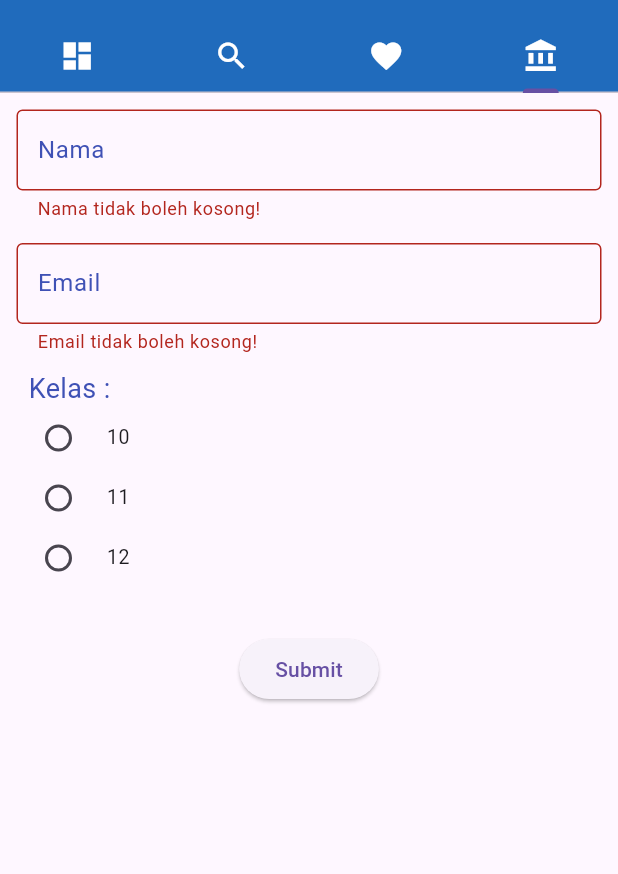
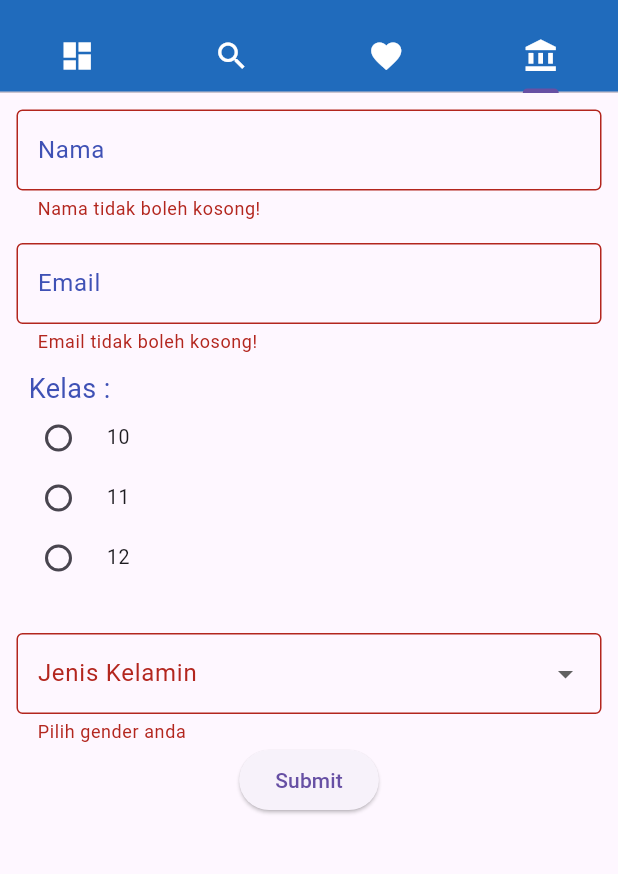
Before and after one commit to aldanziikri/learn_flutter, a Flutter app: the screen it shows after launch, tab 4 chosen, after a tap on "Submit", on a phone screen of 412 x 824 dp, the part 63-937 px from its top. Run offline on Flutter 3.47's test engine with Material 3 defaults, Android fonts, the phone set to English and light mode, and no system bars; network calls fail.

Commit message:
menambahkan menu dropdown untuk pilih gender di form

```diff
--- a/lib/page/account.dart
+++ b/lib/page/account.dart
@@ -15,12 +15,13 @@ class _ProfilState extends State<Profil> {
   String nama = "";
   String email = "";
   int? kelas;
+  String? gender;
 
   @override
   Widget build(BuildContext context) {
-    return Center(
+    return SingleChildScrollView(
+      child: Center(
         child: Form(
-
           key: _formKey,
           child: Padding(
             padding: const EdgeInsets.all(11.0),
@@ -119,12 +120,36 @@ class _ProfilState extends State<Profil> {
 
                 SizedBox(height: 30),
 
+                DropdownButtonFormField(
+                decoration: InputDecoration(
+                labelText: "Jenis Kelamin",
+                border: OutlineInputBorder(),
+                contentPadding: EdgeInsets.symmetric(vertical: 15, horizontal: 10),
+        ),
+                items: ["Laki-Laki", "Perempuan"].map((value){
+                  return DropdownMenuItem (
+                    value: value,
+                    child: Text(value),
+                  );
+                }).toList(),
+                validator: (value) {
+                  if (value == null || value.isEmpty){
+                    return "Pilih gender anda";
+                  }
+                  return null;
+                } ,
+                onChanged: (value) => setState(() {
+                  gender = value;
+                }),
+                 onSaved: (value) => gender = value,
+                ),
+
                 ElevatedButton(
                     onPressed: () {
                       if (_formKey.currentState!.validate()) {
                         _formKey.currentState!.save(); // menyimpan value
                         ScaffoldMessenger.of(context).showSnackBar(
-                        SnackBar(content: Text('Data berhasil disimpan:\nNama: $nama\nEmail: $email \nKelas: $kelas')),
+                          SnackBar(content: Text('Data berhasil disimpan:\nNama: $nama\nEmail: $email \nKelas: $kelas\nGender: $gender')),
                         );
                       }
                     },
@@ -134,6 +159,7 @@ class _ProfilState extends State<Profil> {
             ),
           ),
         ),
+      ),
     );
   }
 }
```
Lines whose indentation alone changed are shown as unchanged.
